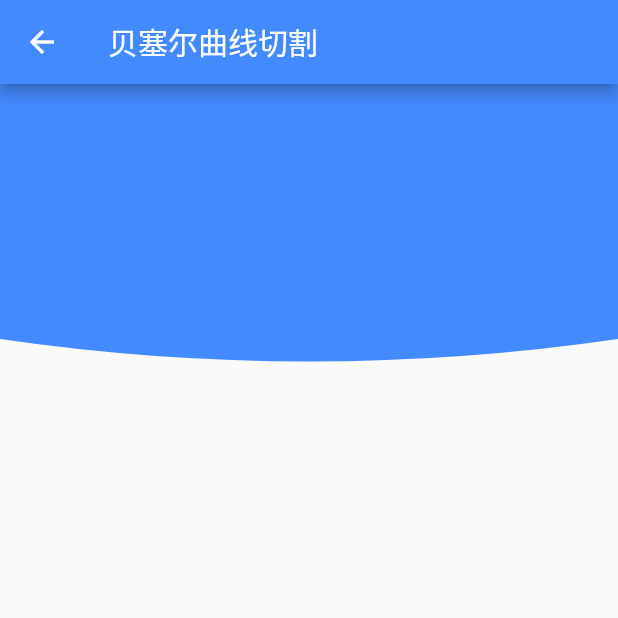
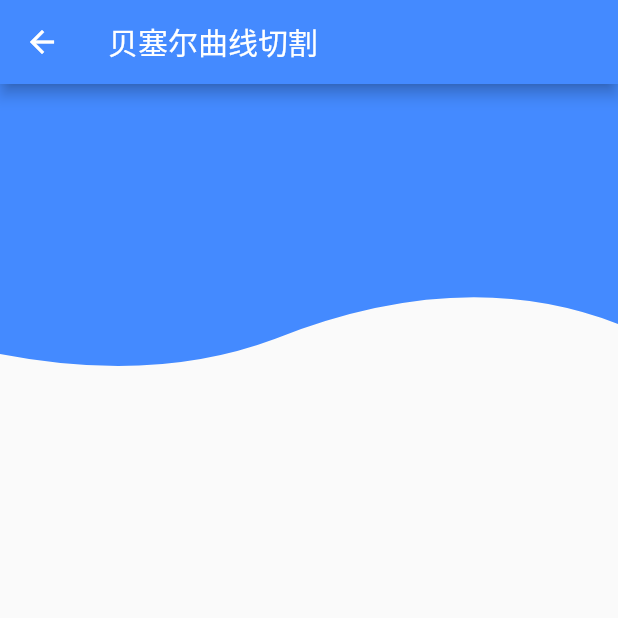
Before and after one commit to no1harm/my_flutter_app, a Flutter app: the CustomCliper screen opened directly, on a phone screen of 412 x 824 dp, the top half of it. Run offline on Flutter 3.47's test engine with Material 2 defaults, Android fonts, the phone set to English and light mode, and no system bars.

Commit message:
完成贝塞尔波浪线效果

```diff
--- a/lib/customCliper.dart
+++ b/lib/customCliper.dart
@@ -11,7 +11,7 @@ class CustomCliper extends StatelessWidget {
       body:Column(
         children: <Widget>[
           ClipPath(
-            clipper:BottomClipper(),  // 控制裁剪路径
+            clipper:BottomClipper2(),  // 控制裁剪路径
             child: Container(   // 所要裁剪的子元素
               color:Colors.blueAccent,
               height: 200.0,
@@ -44,6 +44,36 @@ class BottomClipper extends CustomClipper<Path>{
   bool shouldReclip(CustomClipper<Path> oldClipper) {
     return false;
   }
+
+}
+
+
+// 波浪形曲线
+class BottomClipper2 extends CustomClipper<Path>{
+  @override
+    Path getClip(Size size) {
+      var path = Path();
+      path.lineTo(0, size.height-20);
+      var firstControlPoint =Offset(size.width/4,size.height);
+      var firstEndPoint = Offset(size.width/2.25,size.height-30);
+
+      path.quadraticBezierTo(firstControlPoint.dx, firstControlPoint.dy, firstEndPoint.dx, firstEndPoint.dy);
+
+      var secondControlPoint = Offset(size.width/4*3,size.height-80);
+      var secondEndPoint = Offset(size.width,size.height-40);
+
+      path.quadraticBezierTo(secondControlPoint.dx, secondControlPoint.dy, secondEndPoint.dx, secondEndPoint.dy);
+
+      path.lineTo(size.width, size.height-40);
+      path.lineTo(size.width, 0);
+
+      return path;
+
+    }
+    @override
+    bool shouldReclip(CustomClipper<Path> oldClipper) {
+      return false;
+    }
 
 }
 
```
